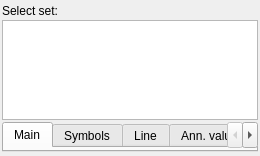
This is src/frmSet_Appearance.ui in yesint/QtGrace6 as Qt 5 draws it before an edit. The edited form follows.
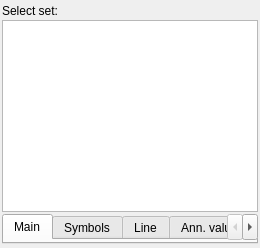
This is the edited form. Custom widgets are drawn as their Qt base class.

Commit message:
Fix resize behavior: only set list grows vertically
Set listSet sizePolicy to Expanding/verstretch=1 so it takes all
extra vertical space; set tabs sizePolicy to Fixed vertically so
the tab area stays at its compact sizeHint when the dialog is resized.

Patch:
```diff
--- a/src/frmSet_Appearance.ui
+++ b/src/frmSet_Appearance.ui
@@ -33,16 +33,22 @@
    </item>
    <item>
     <widget class="uniSetList" name="listSet">
-     <property name="maximumSize">
-      <size>
-       <width>16777215</width>
-       <height>100</height>
-      </size>
+     <property name="sizePolicy">
+      <sizepolicy hsizetype="Expanding" vsizetype="Expanding">
+       <horstretch>0</horstretch>
+       <verstretch>1</verstretch>
+      </sizepolicy>
      </property>
     </widget>
    </item>
    <item>
     <widget class="QTabWidget" name="tabs">
+     <property name="sizePolicy">
+      <sizepolicy hsizetype="Expanding" vsizetype="Fixed">
+       <horstretch>0</horstretch>
+       <verstretch>0</verstretch>
+      </sizepolicy>
+     </property>
      <property name="currentIndex">
       <number>0</number>
      </property>
```
